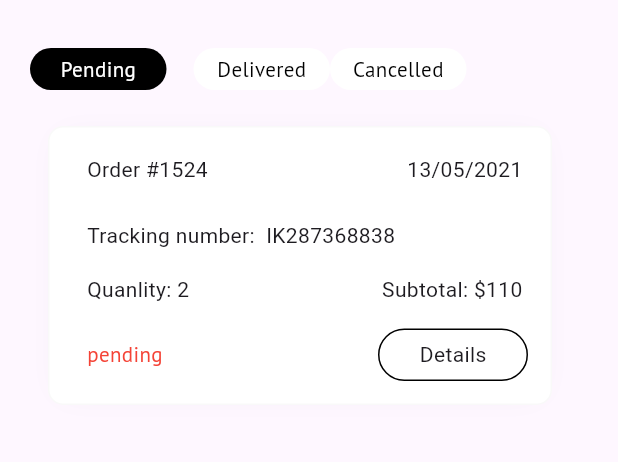
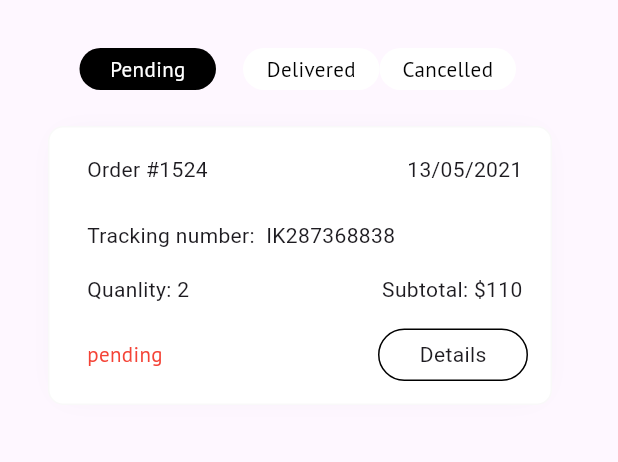
Before and after one commit to lekshmipradeep13/E-commerce, a Flutter app: the OrderScreen screen opened directly, on a phone screen of 412 x 824 dp, the part 84-546 px from its top. Run offline on Flutter 3.47's test engine with Material 3 defaults, Android fonts, the phone set to English and light mode, and no system bars; our stand-ins replace carousel_slider, dots_indicator, dotted_line, firebase_core, flutter_rating_bar, google_fonts and 2 more; accounts and stored records are empty.

Commit message:
order change

```diff
--- a/lib/modules/Order/order_sreen1.dart
+++ b/lib/modules/Order/order_sreen1.dart
@@ -31,11 +31,13 @@
         ],
       ),
       body: Padding(
-        padding: const EdgeInsets.only(left: 20,right: 20,top:32 ),
+        padding: const EdgeInsets.only(left: 20,right: 14,top:32 ),
         child: Column(
           crossAxisAlignment: CrossAxisAlignment.start,
           children: [
-            Row(
+            Padding(
+              padding: const EdgeInsets.only(left: 33,right: 33),
+              child: Row(
                 children: [
                   GestureDetector(
                     onTap: () {
@@ -113,6 +115,7 @@
                       )),
                 ],
               ),
+            ),
     Expanded(
             child: PageView(  scrollDirection: Axis.horizontal,
             controller:pageController,
```
Lines whose indentation alone changed are shown as unchanged.
